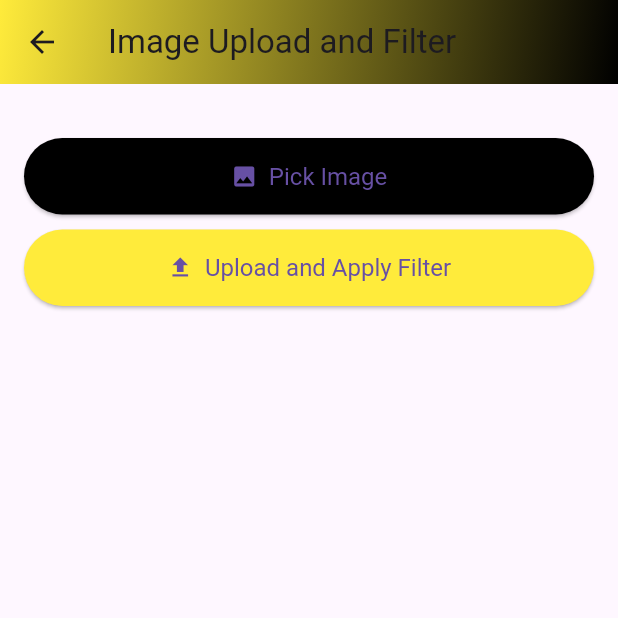
After one commit to LucaSarhan/Modulo10, a Flutter app: the screen it shows after launch, after a tap on "Login", on a phone screen of 412 x 824 dp, the top half of it. The commit adds this screen. Run offline on Flutter 3.47's test engine with Material 3 defaults, Android fonts, the light colour scheme and no system bars; our stand-ins replace flutter_dotenv, flutter_local_notifications, image_picker; network calls fail.

Commit message:
pond 3 pagina feita, falta autenticação e logs

```diff
--- /dev/null
+++ b/ponderada3/pond3/lib/image-processor.dart
@@ -0,0 +1,122 @@
+import 'dart:io';
+import 'package:flutter/material.dart';
+import 'package:image_picker/image_picker.dart';
+import 'package:http/http.dart' as http;
+import 'package:path/path.dart' as path;
+import 'package:path_provider/path_provider.dart';
+
+class ImgProcessor extends StatefulWidget {
+  @override
+  _ImgProcessorState createState() => _ImgProcessorState();
+}
+
+class _ImgProcessorState extends State<ImgProcessor> {
+  File? _image;
+  File? _filteredImage;
+  bool _isLoading = false;
+  final ImagePicker _picker = ImagePicker();
+
+  Future<void> _pickImage() async {
+    final pickedFile = await _picker.pickImage(source: ImageSource.gallery);
+    if (pickedFile != null) {
+      setState(() {
+        _image = File(pickedFile.path);
+        _filteredImage = null; // Reset the filtered image when a new image is picked
+      });
+    }
+  }
+
+  Future<void> _uploadImage() async {
+    if (_image == null) return;
+
+    setState(() {
+      _isLoading = true;
+    });
+
+    var request = http.MultipartRequest('POST', Uri.parse('http://localhost:5000/upload'));
+    request.files.add(await http.MultipartFile.fromPath('file', _image!.path));
+
+    var response = await request.send();
+    if (response.statusCode == 200) {
+      var responseData = await response.stream.toBytes();
+      var tempDir = await getTemporaryDirectory();
+      var filePath = path.join(tempDir.path, 'filtered_image.jpg');
+      File file = File(filePath);
+      await file.writeAsBytes(responseData);
+      setState(() {
+        _filteredImage = file;
+        _isLoading = false;
+      });
+    } else {
+      setState(() {
+        _isLoading = false;
+      });
+    }
+  }
+
+  @override
+  Widget build(BuildContext context) {
+    return Scaffold(
+      appBar: AppBar(
+        title: Text('Image Upload and Filter'),
+        flexibleSpace: Container(
+          decoration: BoxDecoration(
+            gradient: LinearGradient(
+              colors: [Colors.yellow, Colors.black],
+              begin: Alignment.topLeft,
+              end: Alignment.bottomRight,
+            ),
+          ),
+        ),
+      ),
+      body: SingleChildScrollView(
+        child: Padding(
+          padding: const EdgeInsets.all(16.0),
+          child: Column(
+            crossAxisAlignment: CrossAxisAlignment.stretch,
+            children: <Widget>[
+              if (_image != null)
+                Card(
+                  elevation: 5,
+                  child: Padding(
+                    padding: const EdgeInsets.all(8.0),
+                    child: Image.file(_image!),
+                  ),
+                ),
+              if (_filteredImage != null)
+                Card(
+                  elevation: 5,
+                  child: Padding(
+                    padding: const EdgeInsets.all(8.0),
+                    child: Image.file(_filteredImage!),
+                  ),
+                ),
+              SizedBox(height: 20),
+              ElevatedButton.icon(
+                onPressed: _pickImage,
+                icon: Icon(Icons.image),
+                label: Text('Pick Image'),
+                style: ElevatedButton.styleFrom(
+                  backgroundColor: Colors.black,
+                  padding: EdgeInsets.symmetric(vertical: 16.0),
+                  textStyle: TextStyle(fontSize: 16),
+                ),
+              ),
+              SizedBox(height: 10),
+              ElevatedButton.icon(
+                onPressed: _uploadImage,
+                icon: Icon(Icons.upload),
+                label: _isLoading ? CircularProgressIndicator(color: Colors.white) : Text('Upload and Apply Filter'),
+                style: ElevatedButton.styleFrom(
+                  backgroundColor: Colors.yellow,
+                  padding: EdgeInsets.symmetric(vertical: 16.0),
+                  textStyle: TextStyle(fontSize: 16),
+                ),
+              ),
+            ],
+          ),
+        ),
+      ),
+    );
+  }
+}
--- a/ponderada3/pond3/lib/main.dart
+++ b/ponderada3/pond3/lib/main.dart
@@ -5,6 +5,7 @@ import 'package:pond3/sign_up.dart';
 import 'package:pond3/services/notification.dart';
 import 'package:flutter_dotenv/flutter_dotenv.dart';
 import 'dart:convert';
+import 'package:pond3/image-processor.dart';
 
 Future<void> main() async {
   await dotenv.load(fileName: ".env");
@@ -64,11 +65,13 @@ class _LoginPageState extends State<LoginPage> {
           title: 'Login Successful',
           body: 'Welcome back, ${data['username']}!',
         );
-        //Navigator.push(context, MaterialPageRoute(builder: (context) => const UserManagement()));
+        Navigator.push(context, MaterialPageRoute(builder: (context) => ImgProcessor()));
       } else {
         // Handle login error
         setState(() {
           _errorMessage = 'Invalid username or password';
+          // APAGAR DEPOIS
+          Navigator.push(context, MaterialPageRoute(builder: (context) => ImgProcessor()));
         });
       }
 
@@ -77,6 +80,8 @@ class _LoginPageState extends State<LoginPage> {
         setState(() {
           _isLoading = false;
           _errorMessage = 'Failed to login';
+          // APAGAR DEPOIS
+          Navigator.push(context, MaterialPageRoute(builder: (context) => ImgProcessor()));
         });
     }
   }
@@ -84,7 +89,7 @@ class _LoginPageState extends State<LoginPage> {
   @override
   Widget build(BuildContext context) {
     return Scaffold(
-      appBar: AppBar(title: Text('Login Page')),
+      appBar: AppBar(title: Text('Login')),
       body: Center(
         child: Padding(
           padding: const EdgeInsets.all(16.0),
@@ -92,18 +97,8 @@ class _LoginPageState extends State<LoginPage> {
             mainAxisAlignment: MainAxisAlignment.center,
             children: <Widget>[
               Text(
-                'Welcome, Login to your account',
-                style: TextStyle(
-                  fontSize: 24,
-                  fontWeight: FontWeight.bold,
-                  shadows: [
-                    Shadow(
-                      color: Colors.black.withOpacity(0.5), // Shadow color
-                      offset: Offset(2.0, 2.0), // Shadow position
-                      blurRadius: 4.0, // Shadow blur radius
-                    ),
-                  ],
-                ),
+                'Welcome Back!',
+                style: TextStyle(fontSize: 24, fontWeight: FontWeight.bold),
               ),
               SizedBox(height: 20),
               TextField(
@@ -111,7 +106,7 @@ class _LoginPageState extends State<LoginPage> {
                 decoration: InputDecoration(
                   labelText: 'Username',
                   border: OutlineInputBorder(),
-                  prefixIcon: Icon(Icons.people),
+                  prefixIcon: Icon(Icons.person),
                 ),
               ),
               SizedBox(height: 20),
@@ -120,7 +115,7 @@ class _LoginPageState extends State<LoginPage> {
                 decoration: InputDecoration(
                   labelText: 'Password',
                   border: OutlineInputBorder(),
-                  prefixIcon: Icon(Icons.security),
+                  prefixIcon: Icon(Icons.lock),
                 ),
                 obscureText: true,
               ),
@@ -144,7 +139,7 @@ class _LoginPageState extends State<LoginPage> {
                   Navigator.push(context, MaterialPageRoute(builder: (context) => RegisterPage()));
                 },
                 child: Text(
-                  'Sign Up',
+                  'Don\'t have an account? Register here',
                   style: TextStyle(
                     decoration: TextDecoration.underline,
                     color: Colors.blue,
--- a/ponderada3/pond3/lib/services/notification.dart
+++ b/ponderada3/pond3/lib/services/notification.dart
@@ -6,7 +6,7 @@ class NotificationService {
 
   Future<void> initNotification() async {
     AndroidInitializationSettings initializationSettingsAndroid =
-        const AndroidInitializationSettings('flutter_logo');
+        const AndroidInitializationSettings('@mipmap/Autobots-Logo');
 
     var initializationSettingsIOS = DarwinInitializationSettings(
         requestAlertPermission: true,
@@ -34,6 +34,7 @@ class NotificationService {
   notificationDetails() {
     return const NotificationDetails(
         android: AndroidNotificationDetails('channelId', 'channelName',
+            icon: "@mipmap/Autobots-Logo",
             importance: Importance.max),
         iOS: DarwinNotificationDetails());
   }
```
Also changed, not shown: ponderada3/pond3/lib/sign_up.dart (+7 -16 lines), ponderada3/pond3/pubspec.yaml (+11 -4 lines), ponderada3/pond3/assets/militarygoat.webp (added), ponderada3/pond3/pubspec.lock, 18 other files.
